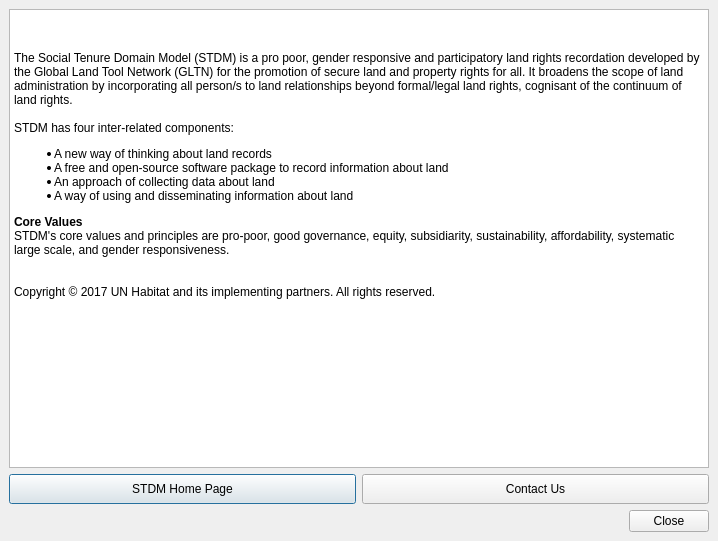
This is stdm/ui/ui_about_stdm.ui in gltn/stdm as Qt 5 draws it before an edit. The edited form follows.
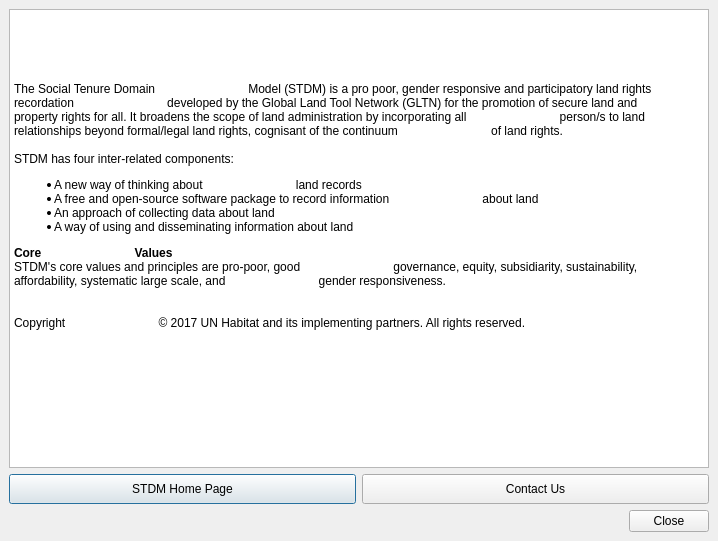
This is the edited form. Icons and pictures are not drawn.

The edit to the form file:
```diff
--- a/stdm/ui/ui_about_stdm.ui
+++ b/stdm/ui/ui_about_stdm.ui
@@ -30,18 +30,53 @@
      </property>
      <property name="html">
       <string>&lt;!DOCTYPE HTML PUBLIC &quot;-//W3C//DTD HTML 4.0//EN&quot; &quot;http://www.w3.org/TR/REC-html40/strict.dtd&quot;&gt;
-&lt;html&gt;&lt;head&gt;&lt;meta name=&quot;qrichtext&quot; content=&quot;1&quot; /&gt;&lt;title&gt;About STDM&lt;/title&gt;&lt;style type=&quot;text/css&quot;&gt;
-p, li { white-space: pre-wrap; }
-&lt;/style&gt;&lt;/head&gt;&lt;body style=&quot; font-family:'MS Shell Dlg 2'; font-size:7.5pt; font-weight:400; font-style:normal;&quot;&gt;
-&lt;p style=&quot; margin-top:0px; margin-bottom:0px; margin-left:36px; margin-right:36px; -qt-block-indent:0; text-indent:0px;&quot;&gt;&lt;span style=&quot; font-family:'Arial,Helvetica,sans-serif'; font-size:5pt; font-weight:200;&quot;&gt;    &lt;/span&gt;&lt;/p&gt;
-&lt;p align=&quot;center&quot; style=&quot; margin-top:0px; margin-bottom:0px; margin-left:36px; margin-right:36px; -qt-block-indent:0; text-indent:0px;&quot;&gt;&lt;img src=&quot;:/plugins/stdm/images/icons/stdm_2.png&quot; /&gt;&lt;span style=&quot; font-family:'Arial,Helvetica,sans-serif'; font-size:14pt; font-weight:600;&quot;&gt;    &lt;/span&gt;&lt;/p&gt;
-&lt;p style=&quot; margin-top:5px; margin-bottom:0px; margin-left:0px; margin-right:0px; -qt-block-indent:0; text-indent:0px;&quot;&gt;&lt;span style=&quot; font-family:'Arial,Helvetica,sans-serif'; font-size:9pt;&quot;&gt;The Social Tenure Domain Model (STDM) is a pro poor, gender responsive and participatory land rights recordation developed by the Global Land Tool Network (GLTN) for the promotion of secure land and property rights for all. It broadens the scope of land administration by incorporating all person/s to land relationships beyond formal/legal land rights, cognisant of the continuum of land rights. &lt;br /&gt;&lt;br /&gt;STDM has four inter-related components:&lt;/span&gt;&lt;/p&gt;
-&lt;ul style=&quot;margin-top: 0px; margin-bottom: 0px; margin-left: 0px; margin-right: 0px; -qt-list-indent: 1;&quot;&gt;&lt;li style=&quot; font-family:'Arial,Helvetica,sans-serif'; font-size:9pt;&quot; style=&quot; margin-top:12px; margin-bottom:0px; margin-left:0px; margin-right:0px; -qt-block-indent:0; text-indent:0px;&quot;&gt;A new way of thinking about land records    &lt;/li&gt;
-&lt;li style=&quot; font-family:'Arial,Helvetica,sans-serif'; font-size:9pt;&quot; style=&quot; margin-top:0px; margin-bottom:0px; margin-left:0px; margin-right:0px; -qt-block-indent:0; text-indent:0px;&quot;&gt;A free and open-source software package to record information about land    &lt;/li&gt;
-&lt;li style=&quot; font-family:'Arial,Helvetica,sans-serif'; font-size:9pt;&quot; style=&quot; margin-top:0px; margin-bottom:0px; margin-left:0px; margin-right:0px; -qt-block-indent:0; text-indent:0px;&quot;&gt;An approach of collecting data about land    &lt;/li&gt;
-&lt;li style=&quot; font-family:'Arial,Helvetica,sans-serif'; font-size:9pt;&quot; style=&quot; margin-top:0px; margin-bottom:12px; margin-left:0px; margin-right:0px; -qt-block-indent:0; text-indent:0px;&quot;&gt;A way of using and disseminating information about land&lt;/li&gt;&lt;/ul&gt;
-&lt;p style=&quot; margin-top:0px; margin-bottom:0px; margin-left:0px; margin-right:0px; -qt-block-indent:0; text-indent:0px;&quot;&gt;&lt;span style=&quot; font-family:'Arial,Helvetica,sans-serif'; font-size:9pt; font-weight:600;&quot;&gt;Core Values&lt;/span&gt;&lt;span style=&quot; font-family:'Arial,Helvetica,sans-serif'; font-size:9pt;&quot;&gt;&lt;br /&gt;STDM's core values and principles are pro-poor, good governance, equity, subsidiarity, sustainability, affordability, systematic large scale, and gender responsiveness.&lt;/span&gt;&lt;/p&gt;
-&lt;p style=&quot; margin-top:0px; margin-bottom:0px; margin-left:0px; margin-right:0px; -qt-block-indent:0; text-indent:0px;&quot;&gt;&lt;span style=&quot; font-family:'Arial,Helvetica,sans-serif'; font-size:9pt;&quot;&gt;&lt;br /&gt;&lt;br /&gt;Copyright © 2017 UN Habitat and its implementing partners. All rights reserved.&lt;/span&gt;&lt;/p&gt;&lt;/body&gt;&lt;/html&gt;</string>
+                            &lt;html&gt;&lt;head&gt;&lt;meta name=&quot;qrichtext&quot; content=&quot;1&quot; /&gt;&lt;title&gt;About
+                            STDM&lt;/title&gt;&lt;style type=&quot;text/css&quot;&gt;
+                            p, li { white-space: pre-wrap; }
+                            &lt;/style&gt;&lt;/head&gt;&lt;body style=&quot; font-family:'MS Shell Dlg 2';
+                            font-size:7.5pt; font-weight:400; font-style:normal;&quot;&gt;
+                            &lt;p style=&quot; margin-top:0px; margin-bottom:0px; margin-left:36px; margin-right:36px;
+                            -qt-block-indent:0; text-indent:0px;&quot;&gt;&lt;span style=&quot;
+                            font-family:'Arial,Helvetica,sans-serif'; font-size:5pt; font-weight:200;&quot;&gt; &lt;/span&gt;&lt;/p&gt;
+                            &lt;p align=&quot;center&quot; style=&quot; margin-top:0px; margin-bottom:0px;
+                            margin-left:36px; margin-right:36px; -qt-block-indent:0; text-indent:0px;&quot;&gt;&lt;img
+                            src=&quot;:/plugins/stdm/images/icons/stdm_2.png&quot; /&gt;&lt;span style=&quot;
+                            font-family:'Arial,Helvetica,sans-serif'; font-size:14pt; font-weight:600;&quot;&gt; &lt;/span&gt;&lt;/p&gt;
+                            &lt;p style=&quot; margin-top:5px; margin-bottom:0px; margin-left:0px; margin-right:0px;
+                            -qt-block-indent:0; text-indent:0px;&quot;&gt;&lt;span style=&quot;
+                            font-family:'Arial,Helvetica,sans-serif'; font-size:9pt;&quot;&gt;The Social Tenure Domain
+                            Model (STDM) is a pro poor, gender responsive and participatory land rights recordation
+                            developed by the Global Land Tool Network (GLTN) for the promotion of secure land and
+                            property rights for all. It broadens the scope of land administration by incorporating all
+                            person/s to land relationships beyond formal/legal land rights, cognisant of the continuum
+                            of land rights. &lt;br /&gt;&lt;br /&gt;STDM has four inter-related components:&lt;/span&gt;&lt;/p&gt;
+                            &lt;ul style=&quot;margin-top: 0px; margin-bottom: 0px; margin-left: 0px; margin-right: 0px;
+                            -qt-list-indent: 1;&quot;&gt;&lt;li style=&quot; font-family:'Arial,Helvetica,sans-serif';
+                            font-size:9pt;&quot; style=&quot; margin-top:12px; margin-bottom:0px; margin-left:0px;
+                            margin-right:0px; -qt-block-indent:0; text-indent:0px;&quot;&gt;A new way of thinking about
+                            land records &lt;/li&gt;
+                            &lt;li style=&quot; font-family:'Arial,Helvetica,sans-serif'; font-size:9pt;&quot; style=&quot;
+                            margin-top:0px; margin-bottom:0px; margin-left:0px; margin-right:0px; -qt-block-indent:0;
+                            text-indent:0px;&quot;&gt;A free and open-source software package to record information
+                            about land &lt;/li&gt;
+                            &lt;li style=&quot; font-family:'Arial,Helvetica,sans-serif'; font-size:9pt;&quot; style=&quot;
+                            margin-top:0px; margin-bottom:0px; margin-left:0px; margin-right:0px; -qt-block-indent:0;
+                            text-indent:0px;&quot;&gt;An approach of collecting data about land &lt;/li&gt;
+                            &lt;li style=&quot; font-family:'Arial,Helvetica,sans-serif'; font-size:9pt;&quot; style=&quot;
+                            margin-top:0px; margin-bottom:12px; margin-left:0px; margin-right:0px; -qt-block-indent:0;
+                            text-indent:0px;&quot;&gt;A way of using and disseminating information about land&lt;/li&gt;&lt;/ul&gt;
+                            &lt;p style=&quot; margin-top:0px; margin-bottom:0px; margin-left:0px; margin-right:0px;
+                            -qt-block-indent:0; text-indent:0px;&quot;&gt;&lt;span style=&quot;
+                            font-family:'Arial,Helvetica,sans-serif'; font-size:9pt; font-weight:600;&quot;&gt;Core
+                            Values&lt;/span&gt;&lt;span style=&quot; font-family:'Arial,Helvetica,sans-serif';
+                            font-size:9pt;&quot;&gt;&lt;br /&gt;STDM's core values and principles are pro-poor, good
+                            governance, equity, subsidiarity, sustainability, affordability, systematic large scale, and
+                            gender responsiveness.&lt;/span&gt;&lt;/p&gt;
+                            &lt;p style=&quot; margin-top:0px; margin-bottom:0px; margin-left:0px; margin-right:0px;
+                            -qt-block-indent:0; text-indent:0px;&quot;&gt;&lt;span style=&quot;
+                            font-family:'Arial,Helvetica,sans-serif'; font-size:9pt;&quot;&gt;&lt;br /&gt;&lt;br /&gt;Copyright
+                            © 2017 UN Habitat and its implementing partners. All rights reserved.&lt;/span&gt;&lt;/p&gt;&lt;/body&gt;&lt;/html&gt;
+                        </string>
      </property>
     </widget>
    </item>
```
Lines whose indentation alone changed are shown as unchanged.
